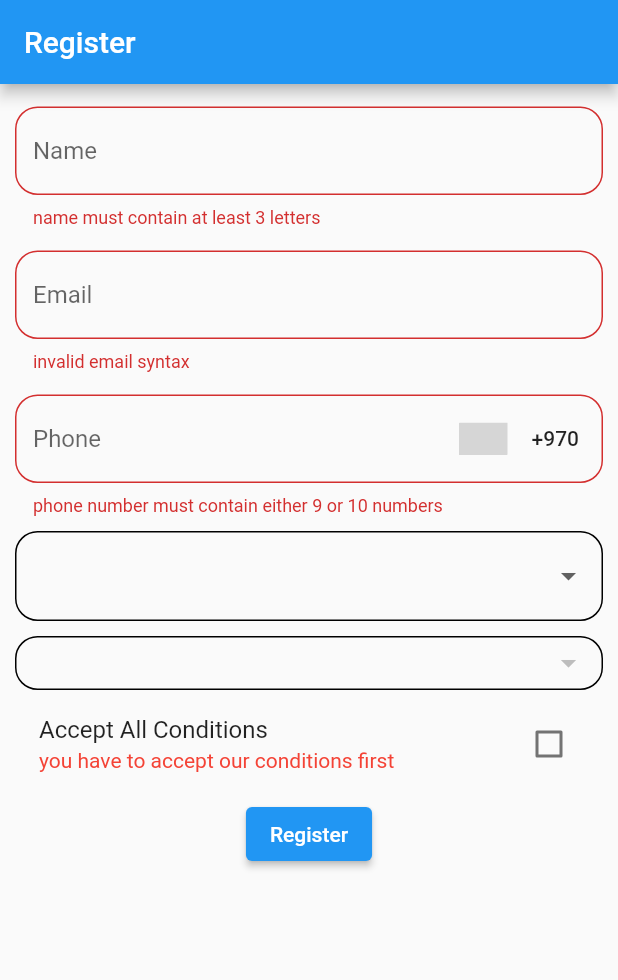
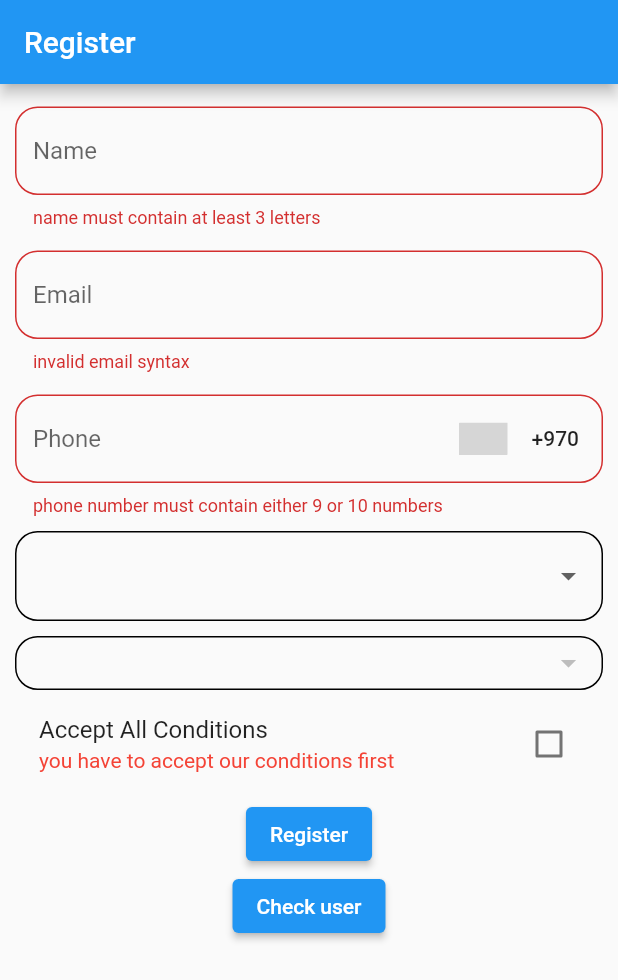
Before and after one commit to shadysamara/gsg_ui2022, a Flutter app: the screen it shows after launch, after a tap on "Register", on a phone screen of 412 x 824 dp. Shown: the top 980 px of the screen. Run offline on Flutter 3.47's test engine with Material 2 defaults, Android fonts, the phone set to English and light mode, and no system bars; drawn by our look-alikes of country_code_picker; our stand-ins replace cached_network_image, easy_localization, flutter_screenutil, image_picker, lottie, share_plus and 2 more; network calls fail; statements that could not run were skipped; grey boxes are pictures that could not be loaded.

Commit message:
local stirage - sharedprefrences

```diff
--- a/lib/main.dart
+++ b/lib/main.dart
@@ -14,9 +14,12 @@ import 'package:gsk_ui/navigation/screens/screen3.dart';
 import 'package:gsk_ui/screen2.dart';
 import 'package:gsk_ui/translated_ui.dart';
 import 'package:gsk_ui/validation_ex/register_screen.dart';
+import 'package:gsk_ui/validation_ex/sp_helper.dart';
+import 'package:gsk_ui/validation_ex/splach_screen.dart';
 
 void main() async {
   WidgetsFlutterBinding.ensureInitialized();
+  await SpHelper.spHelper.initSp();
   await EasyLocalization.ensureInitialized();
   runApp(
     EasyLocalization(
@@ -56,9 +59,9 @@ class MyAppState extends State<MyApp> {
             supportedLocales: context.supportedLocales,
             locale: context.locale,
             theme: isDark ? ThemeData.dark() : ThemeData.light(),
-            home: RegisterScreen(),
+            home: SplachScreen(),
             routes: {
-              Screen1.screenName:(context)=>Screen1(),
+              Screen1.screenName: (context) => Screen1(),
               Screen2.screenName: (context) => Screen2('')
             },
             onGenerateRoute: (RouteSettings routeSettings) {
--- a/lib/validation_ex/register_screen.dart
+++ b/lib/validation_ex/register_screen.dart
@@ -1,9 +1,12 @@
+import 'dart:developer';
+
 import 'package:country_code_picker/country_code_picker.dart';
 import 'package:flutter/material.dart';
 import 'package:gsk_ui/validation_ex/country.dart';
 import 'package:gsk_ui/validation_ex/custom_checkbox.dart';
 import 'package:gsk_ui/validation_ex/custom_textfield.dart';
 import 'package:string_validator/string_validator.dart';
+import 'package:gsk_ui/validation_ex/sp_helper.dart';
 
 class RegisterScreen extends StatefulWidget {
   @override
@@ -52,7 +55,8 @@ class _RegisterScreenState extends State<RegisterScreen> {
     // TODO: implement build
     return Scaffold(
       appBar: AppBar(title: Text('Register')),
-      body: Container(
+      body: SingleChildScrollView(
+        child: Container(
           margin: EdgeInsets.symmetric(horizontal: 10, vertical: 15),
           child: Form(
             key: registerKey,
@@ -143,10 +147,25 @@ class _RegisterScreenState extends State<RegisterScreen> {
                 ),
                 ElevatedButton(
                     onPressed: () {
-                    registerKey.currentState!.validate();
+
+
+                      if (registerKey.currentState!.validate()) {
+                        SpHelper.spHelper.saveNewUser(
+                            name: nameController.text,
+                            email: emailController.text,
+                            phone: (countryCode??'970') + phoneController.text,
+                            country: selectedCountry?.name ?? 'not defined',
+                            city: selectedCity ?? 'not defeined');
+                      }
                     },
-                  child: Text('Register'))
+                    child: Text('Register')),
+                ElevatedButton(
+                    onPressed: () {
+                      SpHelper.spHelper.getUser();
+                    },
+                    child: Text('Check user'))
               ],
+            ),
           ),
         ),
       ),
--- /dev/null
+++ b/lib/validation_ex/sp_helper.dart
@@ -0,0 +1,75 @@
+import 'dart:convert';
+import 'dart:developer';
+
+import 'package:flutter/cupertino.dart';
+import 'package:gsk_ui/navigation/router.dart';
+import 'package:gsk_ui/validation_ex/profile_page.dart';
+import 'package:gsk_ui/validation_ex/register_screen.dart';
+import 'package:gsk_ui/validation_ex/user_model.dart';
+import 'package:shared_preferences/shared_preferences.dart';
+
+class SpHelper {
+  String word = 'hello';
+  SpHelper._();
+  static SpHelper spHelper = SpHelper._();
+  SharedPreferences? sharedPreferences;
+  initSp() async {
+    sharedPreferences = await SharedPreferences.getInstance();
+  }
+
+  saveNewUser(
+      {required String name,
+      required String email,
+      required String phone,
+      required String country,
+      required String city}) async {
+    // sharedPreferences!.setString('name', name);
+    // sharedPreferences!.setString('email', email);
+    // sharedPreferences!.setString('phone', phone);
+    // sharedPreferences!.setString('country', country);
+    // sharedPreferences!.setString('city', city);
+    Map<String, dynamic> map = {
+      "name": name,
+      "email": email,
+      "phone": phone,
+      "country": country,
+      "city": city,
+    };
+    String userData = json.encode(map);
+    bool x = await sharedPreferences!.setString('user', userData);
+    if (x) {
+      UserModel userModel = UserModel.fromMap(map);
+      AppRouter.NavigateWithReplacemtnToWidget(ProfilePage(userModel));
+    }
+  }
+
+  getUser() {
+    String? user = sharedPreferences!.getString('user');
+
+    if (user == null) {
+      AppRouter.NavigateWithReplacemtnToWidget(RegisterScreen());
+    } else {
+      Map map = json.decode(user);
+      UserModel userModel = UserModel.fromMap(map);
+      AppRouter.NavigateWithReplacemtnToWidget(ProfilePage(userModel));
+
+      // navigate to profile page
+    }
+  }
+
+  deleteUser() {
+    sharedPreferences!.remove('user');
+    AppRouter.NavigateWithReplacemtnToWidget(RegisterScreen());
+  }
+  // delete default constructor
+  // no ability to make object from this class
+  // from outside
+}
+
+class Khader {
+  SpHelper spHelper = SpHelper._();
+  String fun() {
+    log(spHelper.word);
+    return '';
+  }
+}
--- /dev/null
+++ b/lib/validation_ex/splach_screen.dart
@@ -0,0 +1,20 @@
+import 'package:flutter/material.dart';
+import 'package:gsk_ui/validation_ex/sp_helper.dart';
+
+class SplachScreen extends StatelessWidget {
+  initFun() async {
+    await Future.delayed(Duration(seconds: 3));
+    SpHelper.spHelper.getUser();
+  }
+
+  @override
+  Widget build(BuildContext context) {
+    initFun();
+    // TODO: implement build
+    return const Scaffold(
+      body: Center(
+        child: FlutterLogo(),
+      ),
+    );
+  }
+}
--- /dev/null
+++ b/lib/validation_ex/user_model.dart
@@ -0,0 +1,14 @@
+class UserModel {
+  String? name;
+  String? email;
+  String? phone;
+  String? country;
+  String? city;
+  UserModel.fromMap(Map map) {
+    name = map['name'];
+     email = map['email'];
+      phone = map['phone'];
+       country = map['country'];
+        city = map['city'];
+  }
+}
--- a/pubspec.yaml
+++ b/pubspec.yaml
@@ -44,6 +44,7 @@ dependencies:
   image_picker: ^0.8.5+3
   string_validator: ^0.3.0
   country_code_picker: ^2.0.2
+  shared_preferences: ^2.0.15
 
 dev_dependencies:
   flutter_test:
```
Also changed, not shown: lib/validation_ex/profile_page.dart (added, +24 -0 lines), pubspec.lock. Lines whose indentation alone changed are shown as unchanged.
